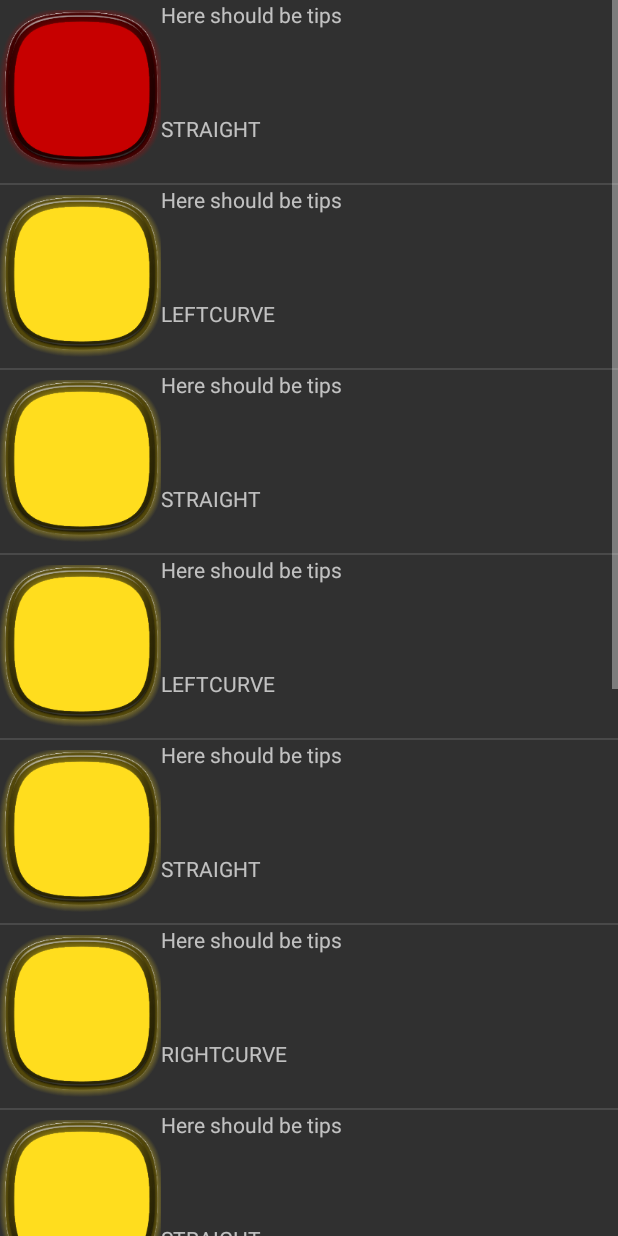
After one commit to MrDio/Smartphone-Sensing-Framework, an Android app: the ReportActivity screen opened directly, with no data from a screen before it, on a phone screen of 412 x 824 dp. The commit adds this screen. Run offline under Robolectric (Android 15) with nearby library versions, the phone set to English and light mode, and no system bars.

Commit message:
Added simple Report

```diff
--- a/app/src/main/AndroidManifest.xml
+++ b/app/src/main/AndroidManifest.xml
@@ -25,6 +25,8 @@
             </intent-filter>
         </activity>
         <activity android:name=".userInterface.MainActivity"> </activity>
+        <activity android:name=".userInterface.LapListActivity"> </activity>
+        <activity android:name=".userInterface.ReportActivity"> </activity>
     </application>
 
 </manifest>
--- /dev/null
+++ b/app/src/main/java/edu/example/ssf/mma/data/Section.java
@@ -0,0 +1,51 @@
+package edu.example.ssf.mma.data;
+
+public class Section {
+    public enum SectionType {
+        STRAIGHT,
+        RIGHTCURVE,
+        LEFTCURVE
+    }
+
+    private SectionType type;
+    private String optimizationTip;
+    private double performanceIndicator;
+
+    public Section(SectionType sectionType, String optimizationTip, double performanceIndicator){
+        this.performanceIndicator = performanceIndicator;
+        this.type = sectionType;
+        this.optimizationTip = optimizationTip;
+    }
+    public SectionType getType() {
+        return type;
+    }
+
+    public void setType(SectionType type) {
+        this.type = type;
+    }
+
+    public int getPerformanceIndicator() {
+        if(performanceIndicator > 0.75){
+            return 2;
+        }
+        if(performanceIndicator > 0.25){
+            return 1;
+        }
+        else{
+            return 0;
+        }
+    }
+
+    public void setPerformanceIndicator(double performanceIndicator) {
+        this.performanceIndicator = performanceIndicator;
+    }
+
+
+    public String getOptimizationTip() {
+        return optimizationTip;
+    }
+
+    public void setOptimizationTip(String optimizationTip) {
+        this.optimizationTip = optimizationTip;
+    }
+}
--- /dev/null
+++ b/app/src/main/java/edu/example/ssf/mma/data/SectionListAdapter.java
@@ -0,0 +1,90 @@
+package edu.example.ssf.mma.data;
+
+import android.content.Context;
+import android.support.annotation.Nullable;
+import android.view.LayoutInflater;
+import android.view.View;
+import android.view.ViewGroup;
+import android.widget.BaseAdapter;
+import android.widget.ImageView;
+import android.widget.TextView;
+
+import java.util.ArrayList;
+
+import edu.example.ssf.mma.R;
+
+public class SectionListAdapter extends BaseAdapter {
+
+
+    static class ViewHolder {
+        TextView type;
+        TextView optimizationTip;
+        ImageView performanceIndicator;
+    }
+    private ArrayList<Section> data;
+
+    private final LayoutInflater layoutInflater;
+
+    public SectionListAdapter(Context context, ArrayList<Section> data){
+        this.data = data;
+
+        layoutInflater = (LayoutInflater) context.getSystemService(Context.LAYOUT_INFLATER_SERVICE);
+    }
+
+    @Override
+    public int getCount() {
+        return data.size();
+    }
+
+    @Override
+    public Object getItem(int i) {
+        return data.get(i);
+    }
+
+    @Override
+    public long getItemId(int i) {
+        return 0;
+    }
+
+    @Override
+    public View getView(int i, View view, ViewGroup viewGroup) {
+        ViewHolder holder;
+        if(view == null){
+            view = layoutInflater.inflate(R.layout.sectionrow_layout, null);
+
+            holder = new ViewHolder();
+            holder.type = view.findViewById(R.id.sectionrow_type);
+            holder.optimizationTip = view.findViewById(R.id.sectionrow_hint);
+            holder.performanceIndicator = view.findViewById(R.id.sectionrow_pi);
+
+            view.setTag(holder);
+
+        } else {
+            holder = (ViewHolder) view.getTag();
+        }
+
+        holder.type.setText(String.valueOf(data.get(i).getType()));
+        holder.optimizationTip.setText(data.get(i).getOptimizationTip());
+        int pi = data.get(i).getPerformanceIndicator();
+
+        switch(pi){
+            case 0:
+                holder.performanceIndicator.setImageResource(R.mipmap.lightred);
+                break;
+            case 1:
+                holder.performanceIndicator.setImageResource(R.mipmap.lightyellow);
+                break;
+            case 2:
+                holder.performanceIndicator.setImageResource(R.mipmap.lightgreen);
+                break;
+        }
+
+        return view;
+    }
+
+    @Nullable
+    @Override
+    public CharSequence[] getAutofillOptions() {
+        return new CharSequence[0];
+    }
+}
--- a/app/src/main/java/edu/example/ssf/mma/userInterface/MainActivity.java
+++ b/app/src/main/java/edu/example/ssf/mma/userInterface/MainActivity.java
@@ -27,6 +27,7 @@ package edu.example.ssf.mma.userInterface;
  * @version 2.0
  */
 import android.Manifest;
+import android.content.Intent;
 import android.content.pm.PackageManager;
 import android.os.Bundle;
 import android.support.v4.app.ActivityCompat;
@@ -312,6 +313,9 @@ public class MainActivity extends AppCompatActivity {
         isRacing = false;
 
         setInitialState();
+
+        Intent intent = new Intent(this, LapListActivity.class);
+        startActivity(intent);
     }
 
 
--- /dev/null
+++ b/app/src/main/java/edu/example/ssf/mma/userInterface/ReportActivity.java
@@ -0,0 +1,65 @@
+package edu.example.ssf.mma.userInterface;
+
+import android.app.ListActivity;
+import android.os.Bundle;
+import android.view.View;
+import android.widget.ListView;
+
+import java.util.ArrayList;
+
+import edu.example.ssf.mma.data.Lap;
+import edu.example.ssf.mma.data.LapListAdapter;
+import edu.example.ssf.mma.data.Section;
+import edu.example.ssf.mma.data.SectionListAdapter;
+
+public class ReportActivity extends ListActivity {
+
+    private ArrayList<Section> data;
+    private SectionListAdapter adapter;
+
+    @Override
+    public void onCreate(Bundle savedInstanceState) {
+        super.onCreate(savedInstanceState);
+        initiateData();
+        adapter = new SectionListAdapter(this, data);
+        this.setListAdapter(adapter);
+    }
+
+    @Override
+    protected void onListItemClick(ListView l, View v, int position, long id)
+    {
+
+    }
+
+    private void initiateData(){
+        data = new ArrayList();
+
+        Section section = new Section(Section.SectionType.STRAIGHT, "Here should be tips", 0.2);
+        data.add(section);
+
+        section = new Section(Section.SectionType.LEFTCURVE, "Here should be tips", 0.6);
+        data.add(section);
+
+        section = new Section(Section.SectionType.STRAIGHT, "Here should be tips", 0.6);
+        data.add(section);
+        section = new Section(Section.SectionType.LEFTCURVE, "Here should be tips", 0.6);
+        data.add(section);
+        section = new Section(Section.SectionType.STRAIGHT, "Here should be tips", 0.6);
+        data.add(section);
+        section = new Section(Section.SectionType.RIGHTCURVE, "Here should be tips", 0.6);
+        data.add(section);
+        section = new Section(Section.SectionType.STRAIGHT, "Here should be tips", 0.6);
+        data.add(section);
+        section = new Section(Section.SectionType.LEFTCURVE, "Here should be tips", 0.84);
+        data.add(section);
+        section = new Section(Section.SectionType.LEFTCURVE, "Here should be tips", 0.84);
+        data.add(section);
+        section = new Section(Section.SectionType.STRAIGHT, "Here should be tips", 0.84);
+        data.add(section);
+        section = new Section(Section.SectionType.LEFTCURVE, "Here should be tips", 0.84);
+        data.add(section);
+        section = new Section(Section.SectionType.STRAIGHT, "Here should be tips", 0.84);
+        data.add(section);
+
+    }
+}
--- /dev/null
+++ b/app/src/main/res/layout/sectionrow_layout.xml
@@ -0,0 +1,33 @@
+<?xml version="1.0" encoding="utf-8"?>
+<LinearLayout xmlns:android="http://schemas.android.com/apk/res/android"
+    xmlns:app="http://schemas.android.com/apk/res-auto"
+    android:layout_width="fill_parent"
+    android:layout_height="wrap_content"
+    android:orientation="horizontal">
+
+
+    <ImageView
+        android:id="@+id/sectionrow_pi"
+        android:layout_width="107dp"
+        android:layout_height="122dp"
+        app:srcCompat="@mipmap/lightoff" />
+
+    <LinearLayout
+        android:layout_width="match_parent"
+        android:layout_height="match_parent"
+        android:orientation="vertical">
+
+        <TextView
+            android:id="@+id/sectionrow_hint"
+            android:layout_width="match_parent"
+            android:layout_height="49dp"
+            android:layout_weight="1" />
+
+        <TextView
+            android:id="@+id/sectionrow_type"
+            android:layout_width="match_parent"
+            android:layout_height="wrap_content"
+            android:layout_weight="1" />
+    </LinearLayout>
+
+</LinearLayout>
```
Also changed, not shown: app/src/main/java/edu/example/ssf/mma/data/Lap.java (added, +66 -0 lines), app/src/main/java/edu/example/ssf/mma/data/LapListAdapter.java (added, +90 -0 lines), app/src/main/java/edu/example/ssf/mma/userInterface/LapListActivity.java (added, +55 -0 lines), app/src/main/res/layout/laprow_layout.xml (added, +33 -0 lines), app/src/main/res/layout/navigation_header.xml (deleted, +0 -21 lines).
